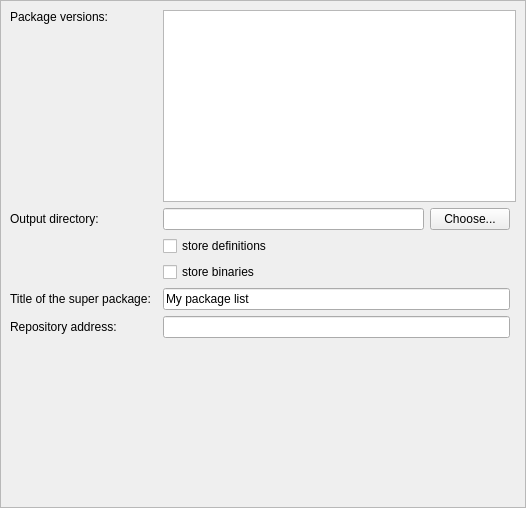
npackd/npackd-cpp, file wpmcpp/src/exportrepositoryframe.ui: the form before one commit.
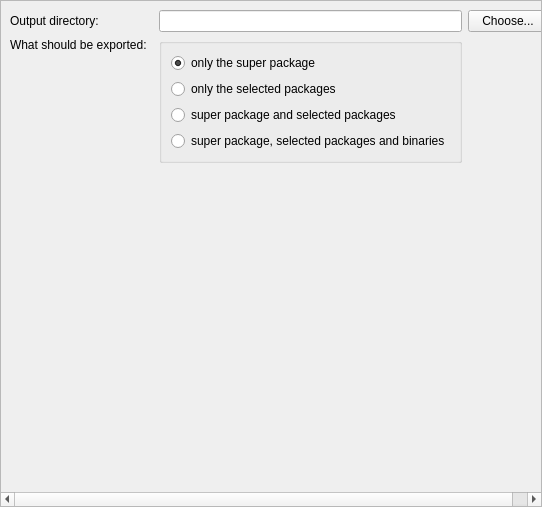
The form after the commit.

Diff of the .ui file:
```diff
--- a/wpmcpp/src/exportrepositoryframe.ui
+++ b/wpmcpp/src/exportrepositoryframe.ui
@@ -6,8 +6,8 @@
    <rect>
     <x>0</x>
     <y>0</y>
-    <width>526</width>
-    <height>508</height>
+    <width>542</width>
+    <height>507</height>
    </rect>
   </property>
   <property name="windowTitle">
@@ -45,56 +45,26 @@
        <rect>
         <x>0</x>
         <y>0</y>
-        <width>524</width>
-        <height>506</height>
+        <width>540</width>
+        <height>505</height>
        </rect>
       </property>
       <layout class="QGridLayout" name="gridLayout">
-       <item row="2" column="2">
-        <widget class="QCheckBox" name="checkBoxDefinitions">
-         <property name="toolTip">
-          <string>copy the definitions of the selected packages, package versions and licenses and store them in the new repository</string>
-         </property>
-         <property name="text">
-          <string>store definitions</string>
-         </property>
-        </widget>
-       </item>
-       <item row="1" column="2">
+       <item row="0" column="2">
         <widget class="QLineEdit" name="lineEditDir">
          <property name="toolTip">
           <string>a non-existing directory where a new repository will be created</string>
          </property>
         </widget>
        </item>
-       <item row="1" column="3">
+       <item row="0" column="3">
         <widget class="QPushButton" name="pushButtonDir">
          <property name="text">
           <string>Choose...</string>
          </property>
         </widget>
        </item>
-       <item row="3" column="2">
-        <widget class="QCheckBox" name="checkBoxBinaries">
-         <property name="toolTip">
-          <string>download the binaries for the selected package versions and store them in the new repository</string>
-         </property>
-         <property name="text">
-          <string>store binaries</string>
-         </property>
-        </widget>
-       </item>
-       <item row="4" column="0">
-        <widget class="QLabel" name="label_2">
-         <property name="text">
-          <string>Title of the super package:</string>
-         </property>
-         <property name="buddy">
-          <cstring>lineEditPackageTitle</cstring>
-         </property>
-        </widget>
-       </item>
-       <item row="1" column="0">
+       <item row="0" column="0">
         <widget class="QLabel" name="label">
          <property name="text">
           <string>Output directory:</string>
@@ -104,60 +74,7 @@
          </property>
         </widget>
        </item>
-       <item row="5" column="0">
-        <widget class="QLabel" name="label_3">
-         <property name="text">
-          <string>Repository address:</string>
-         </property>
-         <property name="buddy">
-          <cstring>lineEditRepositoryAddress</cstring>
-         </property>
-        </widget>
-       </item>
-       <item row="5" column="2" colspan="2">
-        <widget class="QLineEdit" name="lineEditRepositoryAddress">
-         <property name="toolTip">
-          <string>add this address to the list of repositories in the settings dialog at the top to use the exported packages</string>
-         </property>
-         <property name="readOnly">
-          <bool>true</bool>
-         </property>
-        </widget>
-       </item>
-       <item row="4" column="2" colspan="2">
-        <widget class="QLineEdit" name="lineEditPackageTitle">
-         <property name="toolTip">
-          <string>title for the newly created super package. This package will depend on all the selected packages. Installing the super package will automatically install all the selected packages. Leave this field empty if you do not need a super package.</string>
-         </property>
-         <property name="text">
-          <string>My package list</string>
-         </property>
-        </widget>
-       </item>
-       <item row="0" column="2" colspan="3">
-        <widget class="QTextEdit" name="textEditVersions">
-         <property name="toolTip">
-          <string>list of package versions that will be exported</string>
-         </property>
-         <property name="readOnly">
-          <bool>true</bool>
-         </property>
-        </widget>
-       </item>
-       <item row="0" column="0">
-        <widget class="QLabel" name="label_4">
-         <property name="text">
-          <string>Package versions:</string>
-         </property>
-         <property name="alignment">
-          <set>Qt::AlignLeading|Qt::AlignLeft|Qt::AlignTop</set>
-         </property>
-         <property name="buddy">
-          <cstring>textEditVersions</cstring>
-         </property>
-        </widget>
-       </item>
-       <item row="7" column="0">
+       <item row="3" column="0">
         <spacer name="verticalSpacer">
          <property name="orientation">
           <enum>Qt::Vertical</enum>
@@ -170,7 +87,7 @@
          </property>
         </spacer>
        </item>
-       <item row="6" column="0" colspan="4">
+       <item row="2" column="0" colspan="4">
         <widget class="QLabel" name="labelMessage">
          <property name="font">
           <font>
@@ -186,6 +103,59 @@
          </property>
         </widget>
        </item>
+       <item row="1" column="0">
+        <widget class="QLabel" name="label_5">
+         <property name="text">
+          <string>What should be exported:</string>
+         </property>
+         <property name="alignment">
+          <set>Qt::AlignLeading|Qt::AlignLeft|Qt::AlignTop</set>
+         </property>
+         <property name="buddy">
+          <cstring>radioButtonSuper</cstring>
+         </property>
+        </widget>
+       </item>
+       <item row="1" column="2">
+        <widget class="QGroupBox" name="groupBox">
+         <property name="title">
+          <string/>
+         </property>
+         <layout class="QVBoxLayout" name="verticalLayout_2">
+          <item>
+           <widget class="QRadioButton" name="radioButtonSuper">
+            <property name="text">
+             <string>only the super package</string>
+            </property>
+            <property name="checked">
+             <bool>true</bool>
+            </property>
+           </widget>
+          </item>
+          <item>
+           <widget class="QRadioButton" name="radioButtonDependencies">
+            <property name="text">
+             <string>only the selected packages</string>
+            </property>
+           </widget>
+          </item>
+          <item>
+           <widget class="QRadioButton" name="radioButtonSuperAndDependencies">
+            <property name="text">
+             <string>super package and selected packages</string>
+            </property>
+           </widget>
+          </item>
+          <item>
+           <widget class="QRadioButton" name="radioButtonSuperDependenciesAndBinaries">
+            <property name="text">
+             <string>super package, selected packages and binaries</string>
+            </property>
+           </widget>
+          </item>
+         </layout>
+        </widget>
+       </item>
       </layout>
      </widget>
     </widget>
```
Left out of the diff: 8 changed lines with no effect on the pictures.
